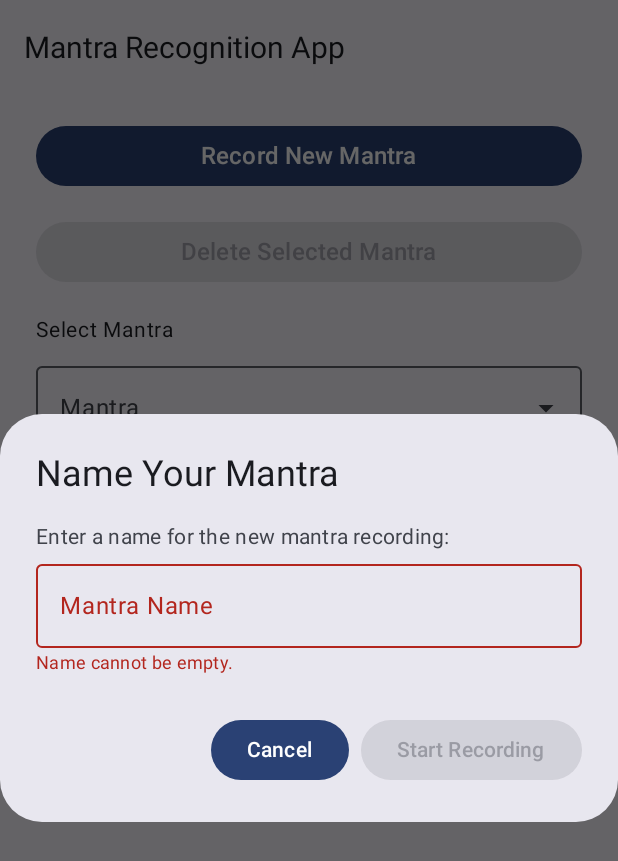
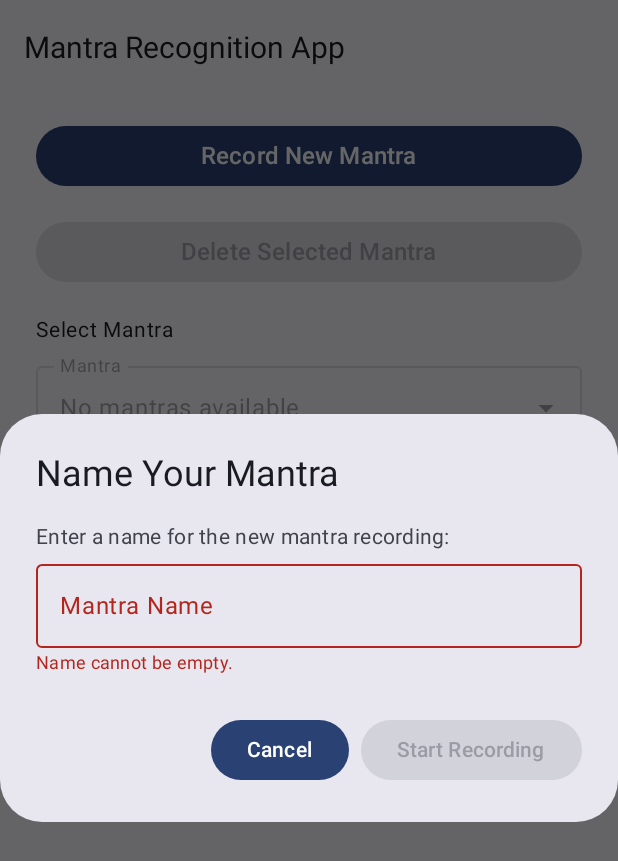
Before and after one commit to l1kiiiiii/IntoneCount, an Android app built with Jetpack Compose: the screen it shows after launch (MainActivity), after a tap on "Record New Mantra", on a phone screen of 412 x 824 dp. Shown: the top 861 px of the screen. Run offline under Robolectric (Android 15) with nearby library versions, the phone set to English and light mode, and no system bars; 1 other tap on this screen came first.

Commit message:
Improved features

```diff
--- a/app/src/main/java/com/example/mkproject/ui/theme/MainScreen.kt
+++ b/app/src/main/java/com/example/mkproject/ui/theme/MainScreen.kt
@@ -50,12 +50,14 @@ fun MainScreen(
     var showRecordDialog by remember { mutableStateOf(false) }
     var newMantraName by remember { mutableStateOf("") }
     var showDeleteDialog by remember { mutableStateOf(false) }
+    val inbuiltMantraName = "Om_Namah_Shivaya"
 
     LaunchedEffect(mantras) {
         if (selectedMantra !in mantras && mantras.isNotEmpty()) {
             selectedMantra = mantras.first()
         } else if (mantras.isEmpty()) {
             selectedMantra = ""
+            errorMessage = "No mantras available. Record a new mantra."
         }
     }
 
@@ -64,6 +66,7 @@ fun MainScreen(
             newMantraName = newMantraName,
             onNameChange = { newMantraName = it.trim().take(50) },
             mantras = mantras,
+            inbuiltMantraName = inbuiltMantraName,
             onConfirm = {
                 onRecordMantraClick(newMantraName)
                 showRecordDialog = false
@@ -146,10 +149,14 @@ fun MainScreen(
                             errorMessage = "Please select a mantra to delete."
                             return@Button
                         }
+                        if (selectedMantra == inbuiltMantraName) {
+                            errorMessage = "Cannot delete inbuilt mantra '$inbuiltMantraName'."
+                            return@Button
+                        }
                         errorMessage = ""
                         showDeleteDialog = true
                     },
-                    enabled = selectedMantra.isNotEmpty() && processingStatus != "Listening for mantra..." && processingStatus != "Recording mantra...",
+                    enabled = selectedMantra.isNotEmpty() && selectedMantra != inbuiltMantraName && processingStatus != "Listening for mantra..." && processingStatus != "Recording mantra...",
                     modifier = Modifier.fillMaxWidth()
                 ) {
                     Text("Delete Selected Mantra", fontSize = 16.sp)
@@ -164,23 +171,24 @@ fun MainScreen(
                         onExpandedChange = { isMenuExpanded = !isMenuExpanded }
                     ) {
                         OutlinedTextField(
-                            value = selectedMantra,
+                            value = if (selectedMantra.isEmpty()) "No mantras available" else selectedMantra,
                             onValueChange = {},
                             readOnly = true,
                             label = { Text("Mantra") },
                             trailingIcon = { ExposedDropdownMenuDefaults.TrailingIcon(expanded = isMenuExpanded) },
                             modifier = Modifier
                                 .menuAnchor()
-                                .fillMaxWidth()
+                                .fillMaxWidth(),
+                            enabled = mantras.isNotEmpty()
                         )
 
                         ExposedDropdownMenu(
-                            expanded = isMenuExpanded,
+                            expanded = isMenuExpanded && mantras.isNotEmpty(),
                             onDismissRequest = { isMenuExpanded = false }
                         ) {
                             mantras.forEach { mantra ->
                                 DropdownMenuItem(
-                                    text = { Text(mantra, fontSize = 16.sp) },
+                                    text = { Text(mantra + if (mantra == inbuiltMantraName) " (Inbuilt)" else "", fontSize = 16.sp) },
                                     onClick = {
                                         selectedMantra = mantra
                                         isMenuExpanded = false
@@ -229,7 +237,7 @@ fun MainScreen(
                         errorMessage = ""
                         onStartStopClick(selectedMantra, matchLimitText)
                     },
-                    enabled = processingStatus != "Recording mantra...",
+                    enabled = processingStatus != "Recording mantra..." && selectedMantra.isNotEmpty(),
                     modifier = Modifier.fillMaxWidth()
                 ) {
                     Text(
@@ -259,11 +267,13 @@ fun RecordDialog(
     newMantraName: String,
     onNameChange: (String) -> Unit,
     mantras: List<String>,
+    inbuiltMantraName: String,
     onConfirm: () -> Unit,
     onDismiss: () -> Unit
 ) {
+    val isNameEmpty = newMantraName.isBlank()
     val nameExists = mantras.contains(newMantraName)
-    val isNameEmpty = newMantraName.isBlank()
+    val isNameInbuilt = newMantraName == inbuiltMantraName
 
     AlertDialog(
         onDismissRequest = onDismiss,
@@ -276,18 +286,22 @@ fun RecordDialog(
                     onValueChange = onNameChange,
                     label = { Text("Mantra Name") },
                     modifier = Modifier.fillMaxWidth(),
-                    isError = isNameEmpty || nameExists,
+                    isError = isNameEmpty || nameExists || isNameInbuilt,
                     singleLine = true
                 )
-                if (isNameEmpty) {
-                    Text(
+                when {
+                    isNameEmpty -> Text(
                         "Name cannot be empty.",
                         color = MaterialTheme.colorScheme.error,
                         fontSize = 12.sp
                     )
-                } else if (nameExists) {
-                    Text(
+                    nameExists -> Text(
                         "Name already exists. Try: ${newMantraName}_${mantras.size + 1}",
+                        color = MaterialTheme.colorScheme.error,
+                        fontSize = 12.sp
+                    )
+                    isNameInbuilt -> Text(
+                        "Cannot use inbuilt mantra name '$inbuiltMantraName'.",
                         color = MaterialTheme.colorScheme.error,
                         fontSize = 12.sp
                     )
@@ -297,7 +311,7 @@ fun RecordDialog(
         confirmButton = {
             Button(
                 onClick = onConfirm,
-                enabled = !isNameEmpty && !nameExists
+                enabled = !isNameEmpty && !nameExists && !isNameInbuilt
             ) {
                 Text("Start Recording")
             }
@@ -314,7 +328,7 @@ fun RecordDialog(
 @Composable
 fun MainScreenPreview() {
     MainScreen(
-        mantras = listOf("Om Namah Shivaya", "Gayatri Mantra", "Mahamrityunjaya"),
+        mantras = listOf("Om_Namah_Shivaya", "Gayatri_Mantra", "Mahamrityunjaya"),
         matchLimitText = "5",
         onMatchLimitTextChange = {},
         onRecordMantraClick = { _ -> },
```
Also changed, not shown: app/build.gradle.kts (+11 -5 lines), app/src/main/java/com/example/mkproject/MainActivity.kt (+97 -23 lines), gradle/libs.versions.toml (+8 -9 lines), 1 other file.
